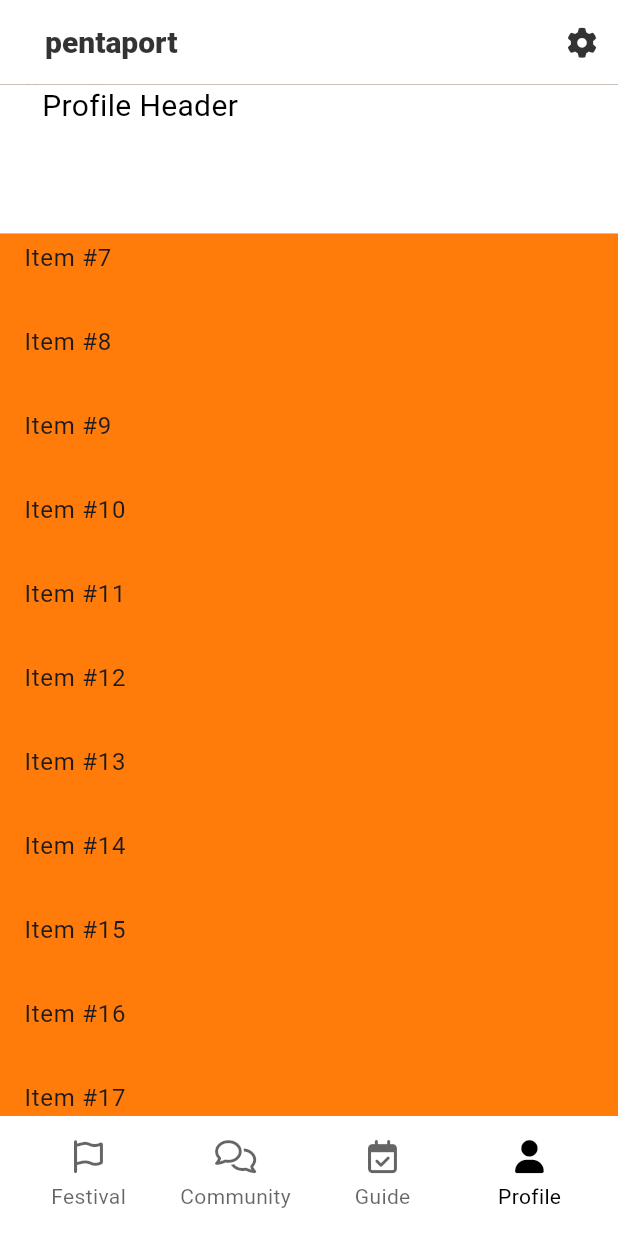
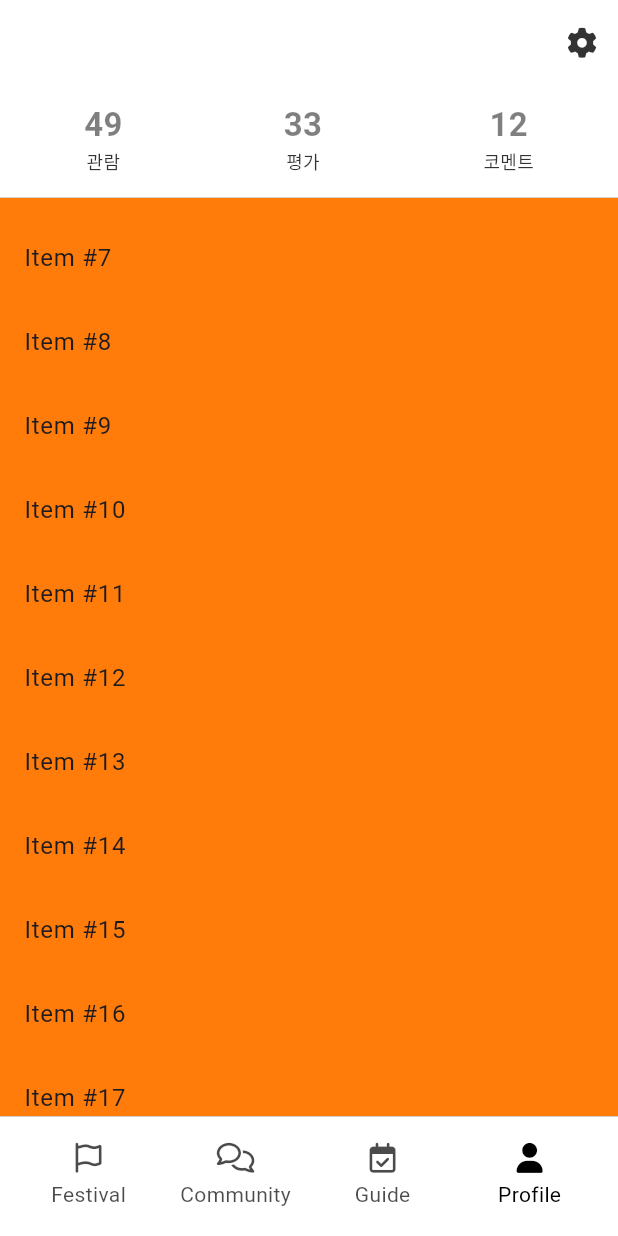
Before and after one commit to ynjch97/RiFFest, a Flutter app: the MainScreen screen opened directly with empty values, item 4 of the bottom bar chosen, scrolled down 576 dp, on a phone screen of 412 x 824 dp. Run offline on Flutter 3.47's test engine with Material 3 defaults, Android fonts, the light colour scheme and no system bars; our stand-ins replace cloud_firestore, expandable_text, firebase_auth, firebase_core, flutter_riverpod, font_awesome_flutter and 1 more; accounts and stored records are empty; network calls fail.

Commit message:
프로필 화면 > 상단 Sliver 스크롤 영역 디자인 2

```diff
--- a/riffest/lib/features/authentication/views/email_screen.dart
+++ b/riffest/lib/features/authentication/views/email_screen.dart
@@ -125,7 +125,7 @@ class EmailScreenState extends ConsumerState<EmailScreen> {
                 ),
                 Gaps.v20,
                 TextFormField(
-                  initialValue: "riffest@gmail.com",
+                  initialValue: "pentaport@gmail.com",
                   style: TextStyles.defaultTextField,
                   decoration: InputDecoration(
                     hintText: "이메일 (riffest@gmail.com)",
--- a/riffest/lib/features/authentication/views/login_screen.dart
+++ b/riffest/lib/features/authentication/views/login_screen.dart
@@ -69,7 +69,7 @@ class LoginScreenState extends ConsumerState<LoginScreen> {
                 ),
                 Gaps.v40,
                 TextFormField(
-                  initialValue: "riffest@gmail.com",
+                  initialValue: "pentaport@gmail.com",
                   style: TextStyles.defaultTextField,
                   decoration: InputDecoration(
                     hintText: "이메일",
--- a/riffest/lib/features/authentication/views/name_screen.dart
+++ b/riffest/lib/features/authentication/views/name_screen.dart
@@ -79,7 +79,7 @@ class NameScreenState extends ConsumerState<NameScreen> {
                 ),
                 Gaps.v50,
                 TextFormField(
-                  initialValue: "SoYoON",
+                  initialValue: "펜타포트",
                   maxLength: 10,
                   style: TextStyles.defaultTextField,
                   decoration: InputDecoration(
--- a/riffest/lib/features/main/views/main_screen.dart
+++ b/riffest/lib/features/main/views/main_screen.dart
@@ -67,6 +67,15 @@ class _MainScreenState extends State<MainScreen> {
         color: _selectedIndex == 0 ? Colors.black : Colors.white,
         surfaceTintColor: _selectedIndex == 0 ? Colors.black : Colors.white,
         padding: const EdgeInsets.all(0),
+        child: DecoratedBox(
+          decoration: BoxDecoration(
+            border: Border(
+              top: BorderSide(
+                color: Colours.borderGrey,
+                width: 0.5,
+              ),
+            ),
+          ),
           child: Padding(
             padding: const EdgeInsets.symmetric(
                 vertical: Sizes.size10, horizontal: Sizes.size10),
@@ -109,6 +118,7 @@ class _MainScreenState extends State<MainScreen> {
             ),
           ),
         ),
+      ),
     );
   }
 }
--- a/riffest/lib/features/main/widgets/nav_tab.dart
+++ b/riffest/lib/features/main/widgets/nav_tab.dart
@@ -31,7 +31,7 @@ class NavTab extends StatelessWidget {
           color: selectedIndex == 0 ? Colors.black : Colors.white,
           child: AnimatedOpacity(
             duration: const Duration(milliseconds: 300),
-            opacity: isSelected ? 1 : 0.6,
+            opacity: isSelected ? 1 : 0.7,
             child: Column(
               // Column 은 세로축으로 최대한 확장하려고 하기 때문에, children 의 공간 만큼만 확장하도록 MainAxisSize 설정
               mainAxisSize: MainAxisSize.min,
@@ -39,7 +39,7 @@ class NavTab extends StatelessWidget {
                 FaIcon(
                   isSelected ? selectedIcon : icon,
                   color: selectedIndex == 0 ? Colors.white : Colors.black,
-                  size: Sizes.size22,
+                  size: Sizes.size20,
                 ),
                 Gaps.v5,
                 Text(
--- a/riffest/lib/features/user/view_models/user_vm.dart
+++ b/riffest/lib/features/user/view_models/user_vm.dart
@@ -19,6 +19,7 @@ class UserViewVodel extends AsyncNotifier<UserModel> {
     // 로그인 된 데이터가 있다면 정보 가져오기
     if (_authRepo.isLoggedIn) {
       final user = await _userRepo.getUser(_authRepo.user!.uid);
+
       if (user != null) {
         return UserModel.fromJson(user);
       }
--- a/riffest/lib/features/user/views/profile_screen.dart
+++ b/riffest/lib/features/user/views/profile_screen.dart
@@ -4,6 +4,7 @@ import 'package:flutter/material.dart';
 import 'package:flutter_riverpod/flutter_riverpod.dart';
 import 'package:font_awesome_flutter/font_awesome_flutter.dart';
 import 'package:go_router/go_router.dart';
+import 'package:riffest/constants/box_decorations.dart';
 import 'package:riffest/constants/colours.dart';
 import 'package:riffest/constants/gaps.dart';
 import 'package:riffest/constants/sizes.dart';
@@ -11,6 +12,7 @@ import 'package:riffest/constants/text_styles.dart';
 import 'package:riffest/features/authentication/repos/authentication_repo.dart';
 import 'package:riffest/features/authentication/views/login_screen.dart';
 import 'package:riffest/features/authentication/views/sign_up_screen.dart';
+import 'package:riffest/features/user/view_models/user_vm.dart';
 import 'package:riffest/features/user/widgets/profile_persist_header.dart';
 
 /**<기본 기능>
@@ -34,7 +36,7 @@ class ProfileScreen extends ConsumerStatefulWidget {
 class ProfileScreenState extends ConsumerState<ProfileScreen> {
   late ScrollController _scrollController;
 
-  double minExtentVal = 100.0;
+  double minExtentVal = 76.0;
   double maxExtentVal = 260.0;
   bool isCollapsed = false;
 
@@ -78,19 +80,28 @@ class ProfileScreenState extends ConsumerState<ProfileScreen> {
 
   @override
   Widget build(BuildContext context) {
-    return Scaffold(
+    return ref.watch(userProvider).when(
+          loading: () => const Center(
+            child: CircularProgressIndicator.adaptive(),
+          ),
+          error: (error, stackTrace) => Center(
+            child: Text(
+              error.toString(),
+            ),
+          ),
+          data: (data) => Scaffold(
             backgroundColor: Colours.bgGrey,
             appBar: AppBar(
               centerTitle: false,
-        titleSpacing: 30,
+              titleSpacing: Sizes.size28,
               title: Text(
-          isCollapsed ? "pentaport" : "",
+                isCollapsed ? data.nickname : "",
               ),
               actions: [
                 IconButton(
                   onPressed: () {
-              ref.read(authRepo).emailSignOut();
-              context.goNamed(SignUpScreen.routeName);
+                    // ref.read(authRepo).emailSignOut();
+                    // context.goNamed(SignUpScreen.routeName);
                   },
                   icon: const FaIcon(
                     FontAwesomeIcons.gear,
@@ -105,6 +116,7 @@ class ProfileScreenState extends ConsumerState<ProfileScreen> {
                 SliverPersistentHeader(
                   pinned: true,
                   delegate: ProfilePersistHeader(
+                    user: data,
                     minExtentVal: minExtentVal,
                     maxExtentVal: maxExtentVal,
                     isCollapsed: isCollapsed,
@@ -129,6 +141,7 @@ class ProfileScreenState extends ConsumerState<ProfileScreen> {
                 ),
               ],
             ),
+          ),
         );
   }
 }
--- a/riffest/lib/main.dart
+++ b/riffest/lib/main.dart
@@ -3,7 +3,6 @@ import 'package:flutter/material.dart';
 import 'package:flutter/services.dart';
 import 'package:flutter_riverpod/flutter_riverpod.dart';
 import 'package:riffest/constants/colours.dart';
-import 'package:riffest/constants/sizes.dart';
 import 'package:riffest/constants/text_styles.dart';
 import 'package:riffest/firebase_options.dart';
 import 'package:riffest/router.dart';
```
Also changed, not shown: riffest/lib/constants/box_decorations.dart (+13 -1 lines), riffest/lib/features/user/widgets/profile_persist_header.dart (+12 -12 lines). Lines whose indentation alone changed are shown as unchanged.
